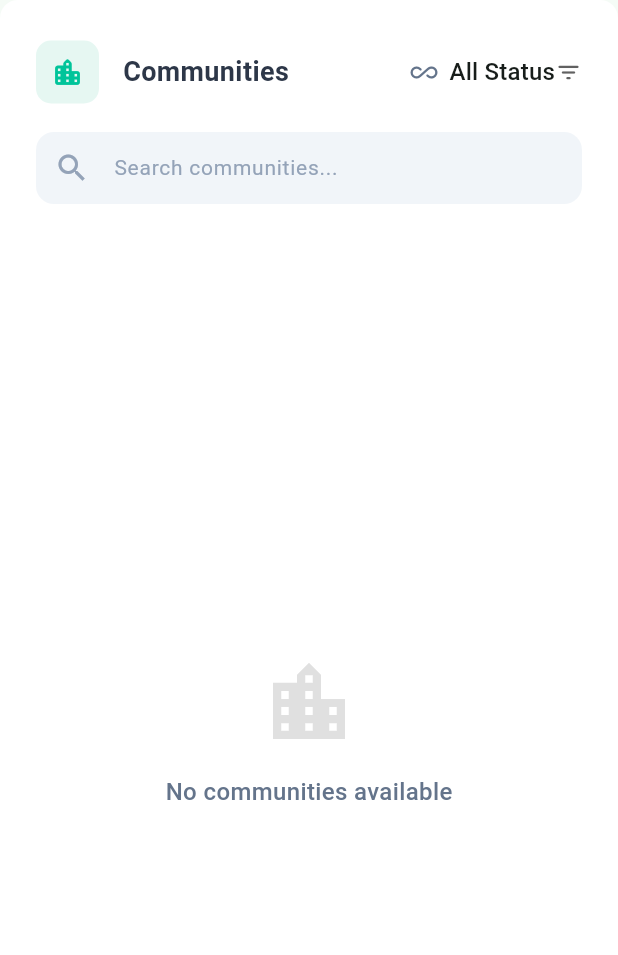
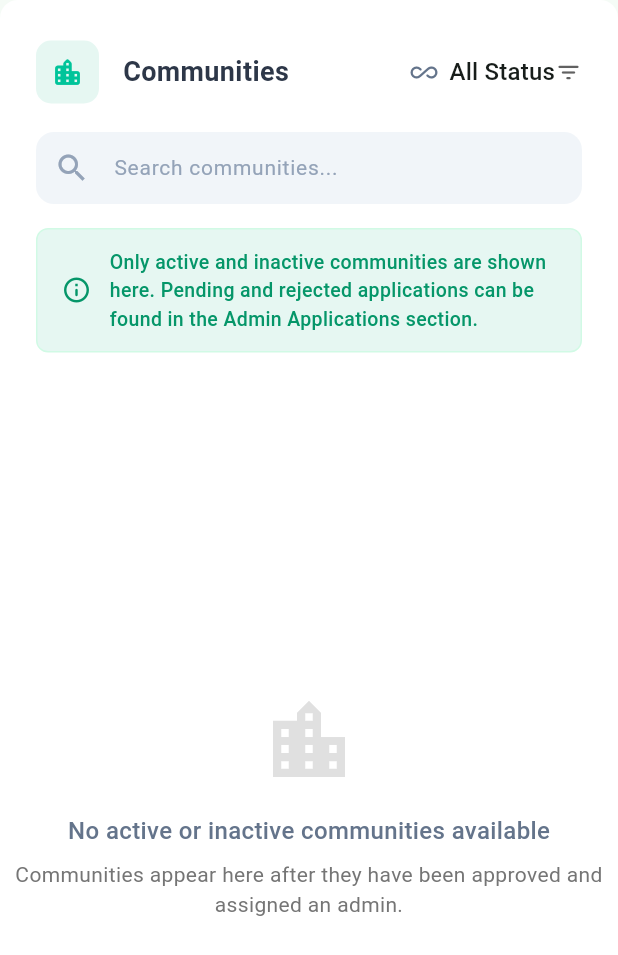
Before and after one commit to 0phl/Pulse-App, a Flutter app: the CommunitiesList widget shown alone on an empty page, opened directly, on a phone screen of 412 x 824 dp. Shown: the top 955 px of the screen. Run offline on Flutter 3.47's test engine with Material 3 defaults, Android fonts, the light colour scheme and no system bars; our stand-ins replace cached_network_image, chewie, cloud_firestore, cloud_functions, connectivity_plus, dio and 29 more; missing offline and left inert: cloudinary_public, dart:html, dart:js_util, docx_viewer, flutter_pdfview, gal and 4 more; accounts and stored records are empty; statements that could not run were skipped.

Commit message:
Filter out pending and rejected application communities section && Include an informative banner at the top explaining where to find pending/rejected applications

```diff
--- a/lib/pages/super_admin/widgets/communities_list.dart
+++ b/lib/pages/super_admin/widgets/communities_list.dart
@@ -85,6 +85,37 @@ class _CommunitiesListState extends State<CommunitiesList>
             ),
           ),
           _buildSearchBar(),
+          Padding(
+            padding: const EdgeInsets.fromLTRB(24, 0, 24, 16),
+            child: Container(
+              padding: const EdgeInsets.symmetric(horizontal: 16, vertical: 12),
+              decoration: BoxDecoration(
+                color: const Color(0xFFE6F7F2),
+                borderRadius: BorderRadius.circular(8),
+                border: Border.all(color: const Color(0xFFD1FAE5)),
+              ),
+              child: Row(
+                children: [
+                  const Icon(
+                    Icons.info_outline_rounded,
+                    color: Color(0xFF059669),
+                    size: 20,
+                  ),
+                  const SizedBox(width: 12),
+                  Expanded(
+                    child: Text(
+                      'Only active and inactive communities are shown here. Pending and rejected applications can be found in the Admin Applications section.',
+                      style: TextStyle(
+                        fontSize: 13,
+                        color: Color(0xFF059669),
+                        fontWeight: FontWeight.w500,
+                      ),
+                    ),
+                  ),
+                ],
+              ),
+            ),
+          ),
           Expanded(
             child: StreamBuilder<List<Map<String, dynamic>>>(
               stream: _superAdminService.getCommunities(),
@@ -333,11 +364,20 @@ class _CommunitiesListState extends State<CommunitiesList>
                 ? 'No communities match your search'
                 : _statusFilter != 'all'
                     ? 'No $_statusFilter communities found'
-                    : 'No communities available',
+                    : 'No active or inactive communities available',
             style: const TextStyle(
               fontSize: 16,
               fontWeight: FontWeight.w500,
               color: Color(0xFF64748B),
+            ),
+          ),
+          const SizedBox(height: 8),
+          Text(
+            'Communities appear here after they have been approved and assigned an admin.',
+            textAlign: TextAlign.center,
+            style: TextStyle(
+              fontSize: 14,
+              color: Colors.grey.shade600,
             ),
           ),
           if (_searchQuery.isNotEmpty || _statusFilter != 'all')
@@ -578,7 +618,12 @@ class _CommunitiesListState extends State<CommunitiesList>
       context: context,
       builder: (context) => AlertDialog(
         title: const Text('Deactivate Community'),
-        content: Column(
+        content: Container(
+          width: MediaQuery.of(context).size.width * 0.8 > 400
+              ? 400
+              : MediaQuery.of(context).size.width * 0.8,
+          child: SingleChildScrollView(
+            child: Column(
               mainAxisSize: MainAxisSize.min,
               crossAxisAlignment: CrossAxisAlignment.start,
               children: [
@@ -595,16 +640,35 @@ class _CommunitiesListState extends State<CommunitiesList>
                 const SizedBox(height: 8),
                 TextField(
                   controller: reasonController,
-              decoration: const InputDecoration(
+                  decoration: InputDecoration(
                     hintText: 'Enter deactivation reason',
-                border: OutlineInputBorder(),
+                    border: OutlineInputBorder(
+                      borderRadius: BorderRadius.circular(8.0),
+                    ),
                     contentPadding:
                         EdgeInsets.symmetric(horizontal: 12, vertical: 16),
+                    alignLabelWithHint: true,
                   ),
-              maxLines: 3,
+                  maxLines: 4,
+                  minLines: 3,
                   textCapitalization: TextCapitalization.sentences,
+                  maxLength: 500,
+                  buildCounter: (context,
+                      {required currentLength, required isFocused, maxLength}) {
+                    return Text(
+                      '$currentLength/$maxLength',
+                      style: TextStyle(
+                        fontSize: 12,
+                        color: currentLength > 400
+                            ? Colors.amber[700]
+                            : Colors.grey[600],
+                      ),
+                    );
+                  },
                 ),
               ],
+            ),
+          ),
         ),
         actions: [
           TextButton(
--- a/lib/services/super_admin_service.dart
+++ b/lib/services/super_admin_service.dart
@@ -381,43 +381,17 @@ class SuperAdminService {
               })
           .toList();
 
-      // Get all pending admin applications to filter out communities with pending applications
-      final pendingApplicationsSnapshot = await _database
-          .child('admin_applications')
-          .orderByChild('status')
-          .equalTo('pending')
-          .get();
-
-      Set<String> pendingCommunityIds = {};
-      if (pendingApplicationsSnapshot.exists) {
-        final pendingApps =
-            pendingApplicationsSnapshot.value as Map<dynamic, dynamic>;
-        for (var entry in pendingApps.entries) {
-          final appData = entry.value as Map<dynamic, dynamic>;
-          if (appData.containsKey('communityId') &&
-              appData['communityId'] != null) {
-            pendingCommunityIds.add(appData['communityId'].toString());
-          }
-        }
-      }
-
-      // Filter communities:
-      // 1. Keep communities that have an adminId (already assigned admin)
-      // 2. Remove communities that have pending applications and no admin
+      // Filter communities to only show active and inactive communities with assigned admins
       final filteredCommunities = communities.where((community) {
+        // Check if community has an adminId (already assigned admin)
         final hasAdmin = community['adminId'] != null &&
             community['adminId'].toString().isNotEmpty;
-        final communityId = community['id'].toString();
 
-        // If community has an admin, always show it regardless of pending status
-        if (hasAdmin) return true;
+        // Get the status (default to empty if not found)
+        final status = (community['status'] ?? '').toString().toLowerCase();
 
-        // If community has no admin AND is in pending applications, don't show it
-        if (!hasAdmin && pendingCommunityIds.contains(communityId))
-          return false;
-
-        // Otherwise show it (no admin but not pending)
-        return true;
+        // Only include active and inactive communities that have assigned admins
+        return hasAdmin && (status == 'active' || status == 'inactive');
       }).toList();
 
       // Fetch admin data for communities with adminId
```
Lines whose indentation alone changed are shown as unchanged.
